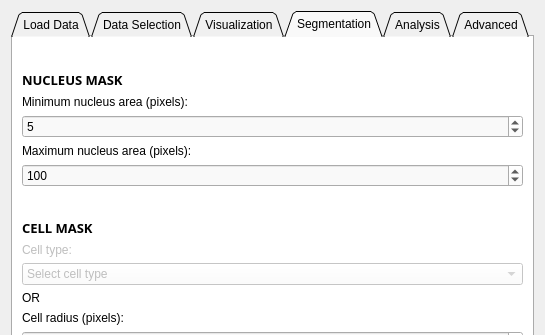
This is HypModuleCode/Resources/UI/HypModuleCode.ui in SlicerMicro/Slicer-TITAN as Qt 5 draws it before an edit; both pictures show x 0 to 545 and y 0 to 335 of the 545 by 1168 pixel window. The edited form follows.
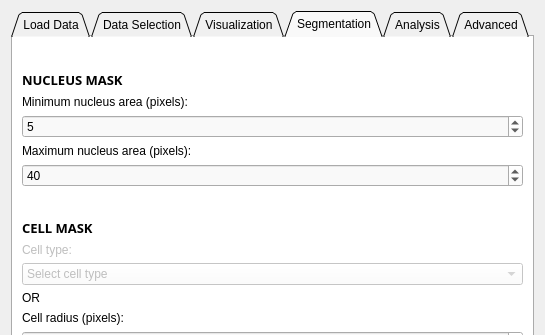
This is the edited form. The open tabs and pages were chosen to show the change. Custom widgets are drawn as their Qt base class.

Commit message: ENH: Segmentation max nuc area is 40

What changed in the file:
```diff
--- a/HypModuleCode/Resources/UI/HypModuleCode.ui
+++ b/HypModuleCode/Resources/UI/HypModuleCode.ui
@@ -1165,7 +1165,7 @@
           <number>1000</number>
          </property>
          <property name="value">
-          <number>100</number>
+          <number>40</number>
          </property>
         </widget>
        </item>
```
The commit also changes 1 other file.
